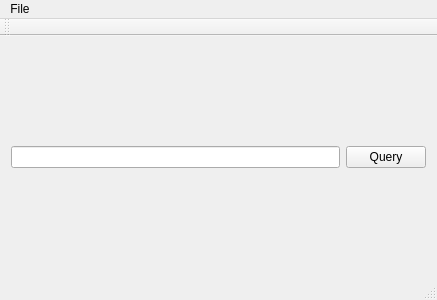
Old version of the form mainwindow.ui in the repository HuangHuafeng/repeat.
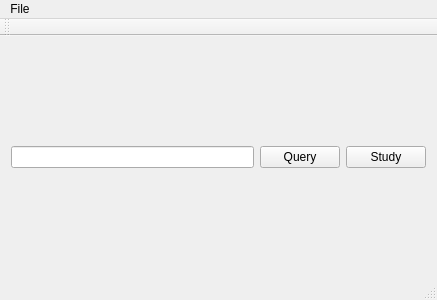
New version of the form.

Commit message: next to add a list of words to study

What changed in the file:
```diff
--- a/mainwindow.ui
+++ b/mainwindow.ui
@@ -27,6 +27,13 @@
         </property>
        </widget>
       </item>
+      <item>
+       <widget class="QPushButton" name="pushButton_2">
+        <property name="text">
+         <string>Study</string>
+        </property>
+       </widget>
+      </item>
      </layout>
     </item>
     <item>
```
The commit also changes 9 other files.
